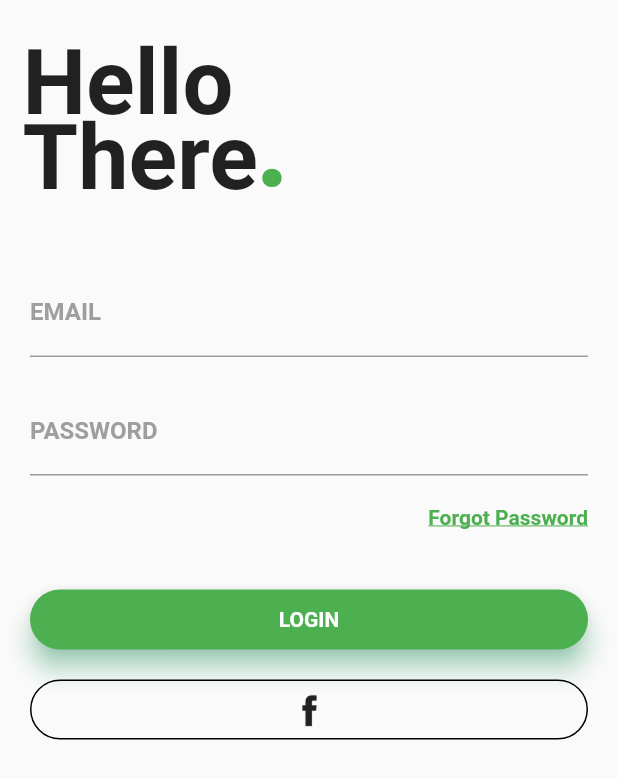
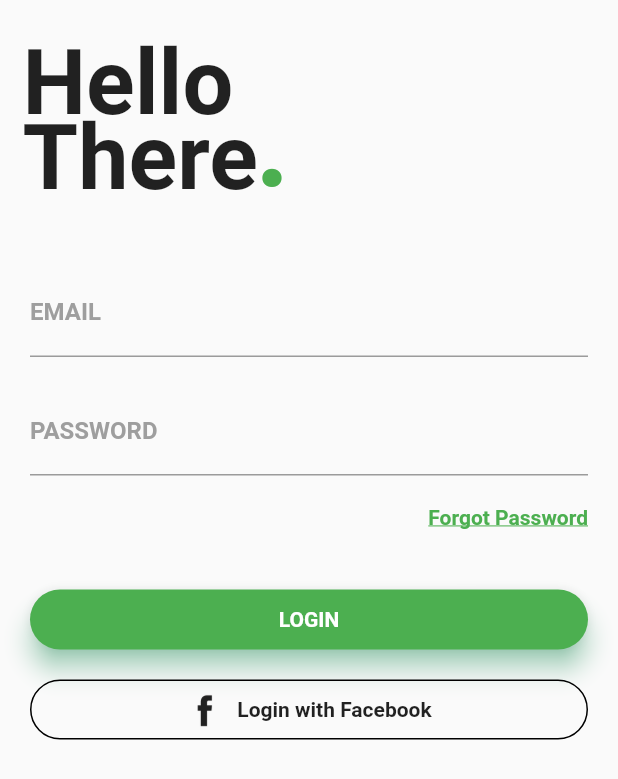
Before and after one commit to Skill-Learn/FlutterSide, a Flutter app: the MyLoginPage screen opened directly, on a phone screen of 412 x 824 dp. Shown: the top 779 px of the screen. Run offline on Flutter 3.47's test engine with Material 2 defaults, Android fonts, the phone set to English and light mode, and no system bars; our stand-ins replace sticky_headers; Roboto replaces fonts that are missing (Montserrat); project files that could hold a hidden picture were left out.

Commit message:
login UI done

```diff
--- a/lib/login.dart
+++ b/lib/login.dart
@@ -141,6 +141,15 @@ class _MyLoginPageState extends State<MyLoginPage> {
                         Center(
                           child: ImageIcon(AssetImage('assets/facebook.png')),
                         ),
+                        SizedBox(width: 10.0),
+                        Center(
+                          child: Text(
+                            'Login with Facebook',
+                            style: TextStyle(
+                                fontWeight: FontWeight.bold,
+                                fontFamily: 'Montserrat'),
+                          ),
+                        )
                       ],
                     ),
                   ),
```
Also changed, not shown: lib/main.dart (+23 -26 lines).
